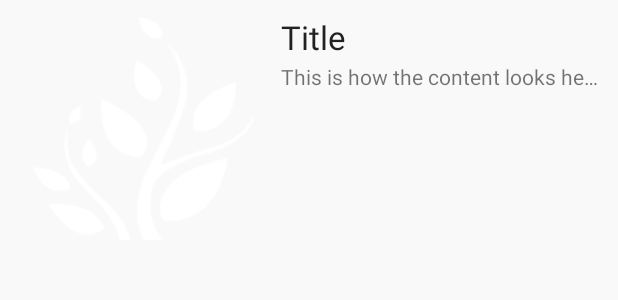
After one commit to tarun14110/Usecure, an Android app: the layout history_list_view.xml on its own in the app's theme, with its tools: preview values and no code run, on a phone screen of 412 x 824 dp. The commit adds this screen. Shown: the top 300 px of the screen. Run offline under Robolectric (Android 15) with nearby library versions, the phone set to English and light mode, and no system bars.

Commit message:
added custom list view on History tab

```diff
--- a/app/src/main/java/com/rocks/mafia/entrancesecurity/MainActivity.java
+++ b/app/src/main/java/com/rocks/mafia/entrancesecurity/MainActivity.java
@@ -112,9 +112,6 @@ public class MainActivity extends AppCompatActivity {
          */
         private static final String ARG_SECTION_NUMBER = "section_number";
 
-        public PlaceholderFragment() {
-        }
-
         /**
          * Returns a new instance of this fragment for the given section
          * number.
@@ -134,7 +131,7 @@ public class MainActivity extends AppCompatActivity {
                 View rootView = inflater.inflate(R.layout.fragment_profile, container, false);
                 return rootView;
             } else if (getArguments().getInt(ARG_SECTION_NUMBER) == 3) {
-                View rootView = inflater.inflate(R.layout.fragment_history_list, container, false);
+                View rootView = inflater.inflate(R.layout.history_display, container, false);
                 return rootView;
             }
             View rootView = inflater.inflate(R.layout.fragment_main, container, false);
--- /dev/null
+++ b/app/src/main/res/layout/history_list_view.xml
@@ -0,0 +1,44 @@
+<?xml version="1.0" encoding="utf-8"?>
+<RelativeLayout xmlns:android="http://schemas.android.com/apk/res/android"
+    android:orientation="vertical" android:layout_width="match_parent"
+    android:layout_height="match_parent"
+    android:background="#FFF9F9F9"
+    android:padding="10dp">
+
+    <ImageView
+        android:layout_width="wrap_content"
+        android:layout_height="wrap_content"
+        android:id="@+id/listItemHistoryImage"
+        android:src="@drawable/ln_logo"
+        android:layout_alignParentTop="true"
+        android:layout_alignParentStart="true"
+        android:layout_marginStart="12dp"
+        android:layout_marginEnd="15dp"
+        />
+
+    <TextView
+        android:layout_width="wrap_content"
+        android:layout_height="wrap_content"
+        android:textAppearance="?android:attr/textAppearanceLarge"
+        android:text="Title"
+        android:id="@+id/listItemHistoryTitle"
+        android:layout_alignParentTop="true"
+        android:layout_toEndOf="@+id/listItemHistoryImage"
+        android:ellipsize="end"
+        android:singleLine="true"
+        android:layout_marginBottom="2dp"
+        />
+
+    <TextView
+        android:layout_width="wrap_content"
+        android:layout_height="wrap_content"
+        android:text="This is how the content looks here, Isn't it cool ? This is how the content looks here, Isn't it cool ?"
+        android:id="@+id/listItemHistoryBody"
+        android:layout_alignParentEnd="true"
+        android:layout_toEndOf="@+id/listItemHistoryImage"
+        android:layout_below="@+id/listItemHistoryTitle"
+        android:ellipsize="end"
+        android:singleLine="true"
+        />
+
+</RelativeLayout>
```
Also changed, not shown: app/build.gradle (+5 -5 lines), app/src/main/java/com/rocks/mafia/entrancesecurity/HistoryArrayAdaptor.java (added, +46 -0 lines), app/src/main/java/com/rocks/mafia/entrancesecurity/HistoryFragment.java (+39 -83 lines), app/src/main/java/com/rocks/mafia/entrancesecurity/HistoryNode.java (added, +43 -0 lines), app/src/main/java/com/rocks/mafia/entrancesecurity/MyHistoryRecyclerViewAdapter.java (deleted, +0 -77 lines), app/src/main/res/layout/fragment_history.xml (deleted, +0 -20 lines), app/src/main/res/layout/fragment_history_list.xml (deleted, +0 -13 lines), app/src/main/res/layout/history_display.xml (added, +14 -0 lines).
